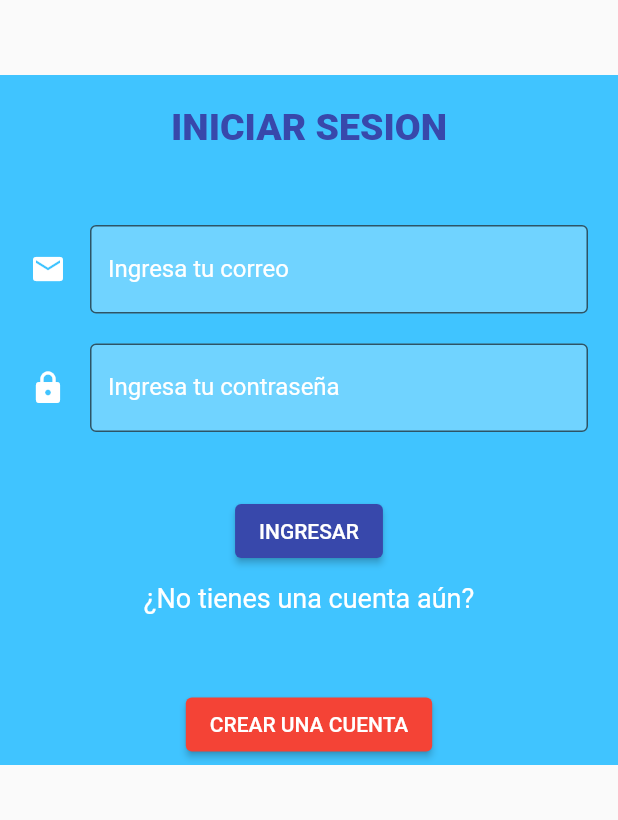
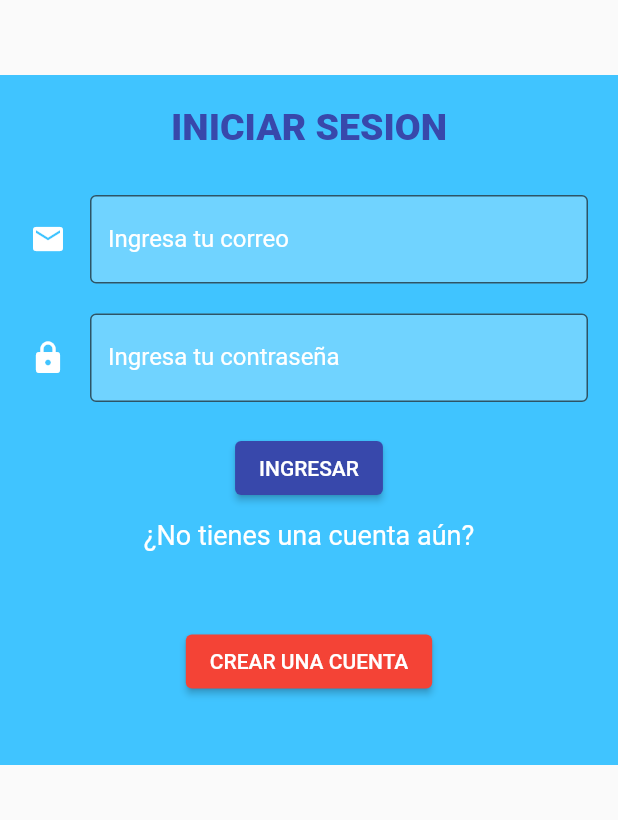
Before and after one commit to CarlosIzarra09/app_studydesk, a Flutter app: the screen it shows after launch, on a phone screen of 412 x 824 dp, the part 375-1195 px from its top. Run offline on Flutter 3.47's test engine with Material 2 defaults, Android fonts, the light colour scheme and no system bars; our stand-ins replace shared_preferences.

Commit message:
chore: Modify register design

```diff
--- a/lib/src/pages/login_page.dart
+++ b/lib/src/pages/login_page.dart
@@ -30,8 +30,13 @@ class _LoginPageState extends State<LoginPage> {
       body: Stack(
           children: <Widget>[
             _makeBackground(context),
+            ListView(
+              children: [
                 _loginForm(context),
                 _buttonsOptions(context)
+              ],
+            )
+
           ],
         ),
     );
@@ -81,10 +86,11 @@ class _LoginPageState extends State<LoginPage> {
   }
 
   Widget _loginForm(BuildContext context) {
-    return SingleChildScrollView(
+    return Container(
+      margin: const EdgeInsets.only(top:130),
       child: Column(
         children: <Widget>[
-          SafeArea(child: Container(height: 150,)),
+          //SafeArea(child: Container(height: 150,)),
           SizedBox(height: 250,),
           _emailField(),
           SizedBox(height: 20,),
@@ -155,7 +161,7 @@ class _LoginPageState extends State<LoginPage> {
 
     return Container(
         width: double.infinity,
-      margin: const EdgeInsets.only(top: 580),
+        margin: const EdgeInsets.only(top: 20),
         child: Column(
           crossAxisAlignment: CrossAxisAlignment.center,
           children: <Widget>[
--- a/lib/src/pages/register_page.dart
+++ b/lib/src/pages/register_page.dart
@@ -94,7 +94,7 @@ class _RegisterPageState extends State<RegisterPage> {
   Widget _makeBackground(BuildContext context) {
     return Column(
       children: <Widget>[
-        Container(
+        /*Container(
           margin: const EdgeInsets.only(top: 20),
           child: const Image(
             image: AssetImage('assets/images/avatar.png'),
@@ -107,7 +107,7 @@ class _RegisterPageState extends State<RegisterPage> {
             image: AssetImage('assets/texts/studydesk_title_logo.png'),
             height: 70,
           ),
-        ),
+        ),*/
         Container(
           width: double.infinity,
           margin: const EdgeInsets.only(top: 50),
```
Lines whose indentation alone changed are shown as unchanged.
